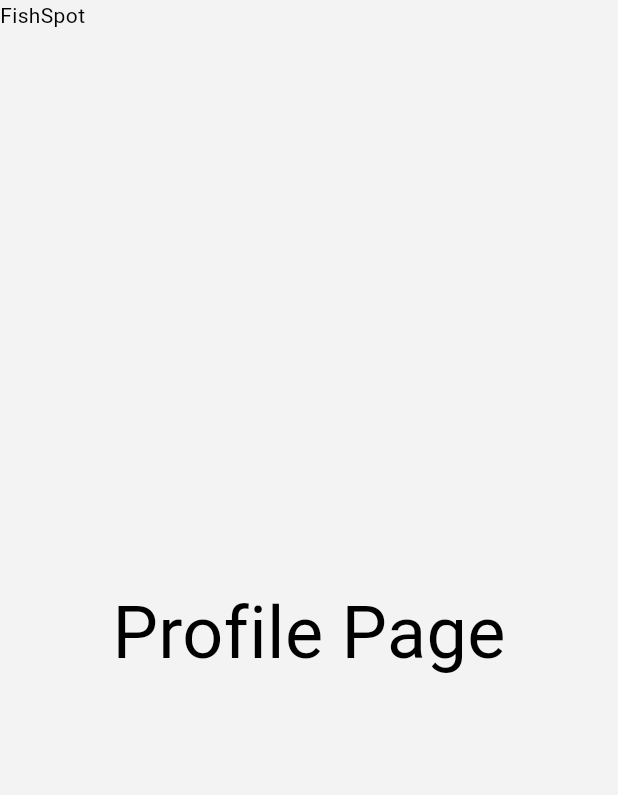
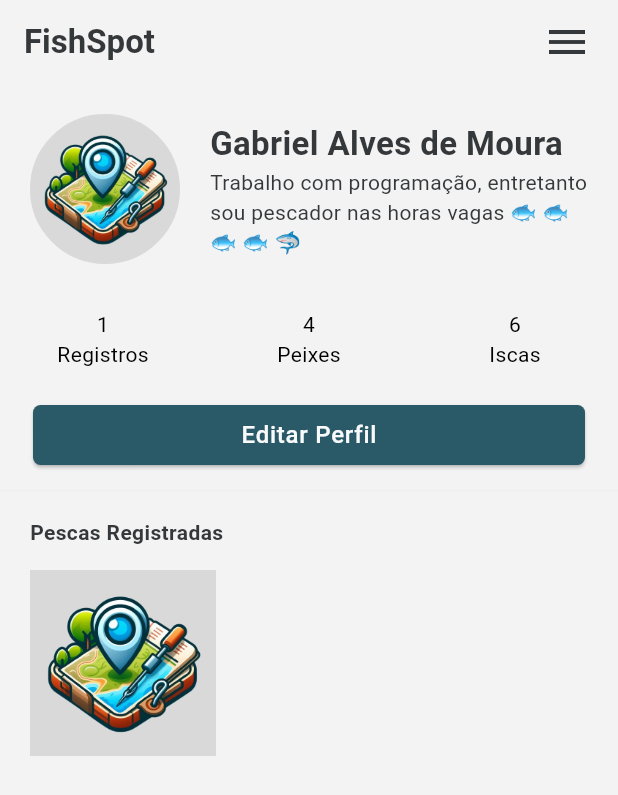
Before and after one commit to gbramoura/fishspot_app, a Flutter app: the ProfilePage screen opened directly, on a phone screen of 412 x 824 dp. Shown: the top 795 px of the screen. Run offline on Flutter 3.47's test engine with Material 3 defaults, Android fonts, the phone set to English and light mode, and no system bars; our stand-ins replace shared_preferences; accounts and stored records are empty; network calls fail.

Commit message:
Begin the user page with static data and color

```diff
--- a/lib/pages/home_page.dart
+++ b/lib/pages/home_page.dart
@@ -16,7 +16,7 @@ class HomePage extends StatefulWidget {
 class _HomePageState extends State<HomePage> {
   int _currentIndex = 0;
   bool _loading = false;
-  List<Widget> _body = const [
+  final List<Widget> _body = <Widget>[
     MapPage(),
     SpotPage(),
     ProfilePage(),
--- a/lib/pages/map/map_page.dart
+++ b/lib/pages/map/map_page.dart
@@ -5,11 +5,8 @@ class MapPage extends StatelessWidget {
 
   @override
   Widget build(BuildContext context) {
-    return const Scaffold(
-      appBar: PreferredSize(
-        preferredSize: Size(double.infinity, 86),
-        child: Text('FishSpot'),
-      ),
+    return Scaffold(
+      appBar: _renderAppBar(context),
       body: Center(
         child: Column(
           mainAxisAlignment: MainAxisAlignment.center,
@@ -23,4 +20,32 @@ class MapPage extends StatelessWidget {
       ),
     );
   }
+
+  _renderAppBar(dynamic context) {
+    return AppBar(
+      automaticallyImplyLeading: false,
+      backgroundColor: Colors.transparent,
+      title: Row(
+        children: [
+          Text(
+            'FishSpot',
+            style: TextStyle(
+              fontWeight: FontWeight.w600,
+              color: Theme.of(context).textTheme.headlineLarge?.color,
+              fontSize: 22,
+            ),
+          ),
+        ],
+      ),
+      actions: [
+        IconButton(
+          onPressed: () {},
+          icon: Icon(Icons.search),
+          color: Theme.of(context).textTheme.headlineLarge?.color,
+          iconSize: 32,
+        ),
+        SizedBox(width: 10)
+      ],
+    );
+  }
 }
--- a/lib/pages/profile/profile_page.dart
+++ b/lib/pages/profile/profile_page.dart
@@ -1,3 +1,5 @@
+import 'package:fishspot_app/components/custom_button.dart';
+import 'package:fishspot_app/utils/hex_color_utils.dart';
 import 'package:flutter/material.dart';
 
 class ProfilePage extends StatelessWidget {
@@ -5,22 +7,177 @@ class ProfilePage extends StatelessWidget {
 
   @override
   Widget build(BuildContext context) {
-    return const Scaffold(
-      appBar: PreferredSize(
-        preferredSize: Size(double.infinity, 86),
-        child: Text('FishSpot'),
-      ),
+    return Scaffold(
+      appBar: _renderAppBar(context),
       body: Center(
         child: Column(
-          mainAxisAlignment: MainAxisAlignment.center,
+          mainAxisAlignment: MainAxisAlignment.start,
+          crossAxisAlignment: CrossAxisAlignment.start,
           children: [
-            Text(
-              'Profile Page',
-              style: TextStyle(fontSize: 48),
-            ),
+            _renderUserDescription(context),
+            Divider(color: HexColor('#E2E8F0'), thickness: 0.3),
+            _renderSpotRegistered(context),
           ],
         ),
       ),
     );
   }
+
+  _renderUserDescription(dynamic context) {
+    return Column(
+      children: [
+        Padding(
+          padding: EdgeInsets.fromLTRB(20, 20, 20, 30),
+          child: Row(
+            children: [
+              Container(
+                width: 100,
+                height: 100,
+                decoration: BoxDecoration(
+                  color: HexColor('#D9D9D9'),
+                  borderRadius: BorderRadius.circular(100),
+                  border: Border.all(width: 1, color: HexColor('#D9D9D9')),
+                ),
+                child: Image(
+                  fit: BoxFit.fill,
+                  image: AssetImage('assets/images/fish-spot-icon.png'),
+                ),
+              ),
+              SizedBox(width: 20),
+              Expanded(
+                child: Column(
+                  crossAxisAlignment: CrossAxisAlignment.start,
+                  children: [
+                    Text(
+                      'Gabriel Alves de Moura',
+                      softWrap: true,
+                      style: TextStyle(
+                        color: Theme.of(context).textTheme.headlineLarge?.color,
+                        fontSize: 22,
+                        fontWeight: FontWeight.w600,
+                      ),
+                    ),
+                    Text(
+                      'Trabalho com programação, entretanto sou pescador nas horas vagas 🐟 🐟 🐟 🐟 🦈',
+                      textAlign: TextAlign.start,
+                      softWrap: true,
+                      style: TextStyle(
+                        color: Theme.of(context).textTheme.headlineLarge?.color,
+                        fontSize: 14,
+                        fontWeight: FontWeight.w400,
+                      ),
+                    ),
+                  ],
+                ),
+              ),
+            ],
+          ),
+        ),
+        Row(
+          children: [
+            Expanded(
+              child: Column(
+                children: [
+                  Text('1'),
+                  Text('Registros'),
+                ],
+              ),
+            ),
+            Expanded(
+              child: Column(
+                children: [
+                  Text('4'),
+                  Text('Peixes'),
+                ],
+              ),
+            ),
+            Expanded(
+              child: Column(
+                children: [
+                  Text('6'),
+                  Text('Iscas'),
+                ],
+              ),
+            ),
+          ],
+        ),
+        SizedBox(height: 20),
+        Padding(
+          padding: EdgeInsets.fromLTRB(22, 0, 22, 0),
+          child: CustomButton(
+            label: 'Editar Perfil',
+            onPressed: () {},
+            fixedSize: Size(double.maxFinite, 38),
+          ),
+        ),
+        SizedBox(height: 5),
+      ],
+    );
+  }
+
+  _renderSpotRegistered(dynamic context) {
+    return Padding(
+      padding: EdgeInsets.fromLTRB(20, 10, 20, 0),
+      child: Column(
+        crossAxisAlignment: CrossAxisAlignment.start,
+        children: [
+          Text(
+            'Pescas Registradas',
+            style: TextStyle(
+              color: Theme.of(context).textTheme.headlineLarge?.color,
+              fontSize: 14,
+              fontWeight: FontWeight.w600,
+            ),
+          ),
+          SizedBox(height: 15),
+          Column(
+            // TODO: Make the list after create the spot
+            children: [
+              Container(
+                width: 124,
+                height: 124,
+                decoration: BoxDecoration(
+                  color: HexColor('#D9D9D9'),
+                  border: Border.all(width: 1, color: HexColor('#D9D9D9')),
+                ),
+                child: Image(
+                  fit: BoxFit.fill,
+                  image: AssetImage('assets/images/fish-spot-icon.png'),
+                ),
+              ),
+            ],
+          )
+        ],
+      ),
+    );
+  }
+
+  _renderAppBar(dynamic context) {
+    return AppBar(
+      automaticallyImplyLeading: false,
+      backgroundColor: Colors.transparent,
+      title: Row(
+        children: [
+          //SizedBox(width: 5),
+          Text(
+            'FishSpot',
+            style: TextStyle(
+              fontWeight: FontWeight.w600,
+              color: Theme.of(context).textTheme.headlineLarge?.color,
+              fontSize: 22,
+            ),
+          ),
+        ],
+      ),
+      actions: [
+        IconButton(
+          onPressed: () {},
+          icon: Icon(Icons.menu),
+          color: Theme.of(context).textTheme.headlineLarge?.color,
+          iconSize: 32,
+        ),
+        SizedBox(width: 10)
+      ],
+    );
+  }
 }
--- a/lib/pages/spot/spot_page.dart
+++ b/lib/pages/spot/spot_page.dart
@@ -5,10 +5,18 @@ class SpotPage extends StatelessWidget {
 
   @override
   Widget build(BuildContext context) {
-    return const Scaffold(
-      appBar: PreferredSize(
-        preferredSize: Size(double.infinity, 86),
-        child: Text('FishSpot'),
+    return Scaffold(
+      appBar: AppBar(
+        automaticallyImplyLeading: false,
+        backgroundColor: Colors.transparent,
+        title: Text(
+          'FishSpot',
+          style: TextStyle(
+            fontWeight: FontWeight.w600,
+            color: Theme.of(context).textTheme.headlineLarge?.color,
+            fontSize: 22,
+          ),
+        ),
       ),
       body: Center(
         child: Column(
--- a/lib/services/api_service.dart
+++ b/lib/services/api_service.dart
@@ -18,4 +18,12 @@ class ApiService {
   Future<dynamic> isAuth(String token) async {
     return await httpService.post('auth/is-auth', body: {}, token: token);
   }
+
+  Future<dynamic> getUser(String token) async {
+    return await httpService.get('user', token: token);
+  }
+
+  Future<dynamic> updateUser(Map<String, dynamic> payload, String token) async {
+    return await httpService.put('user', body: payload, token: token);
+  }
 }
```
